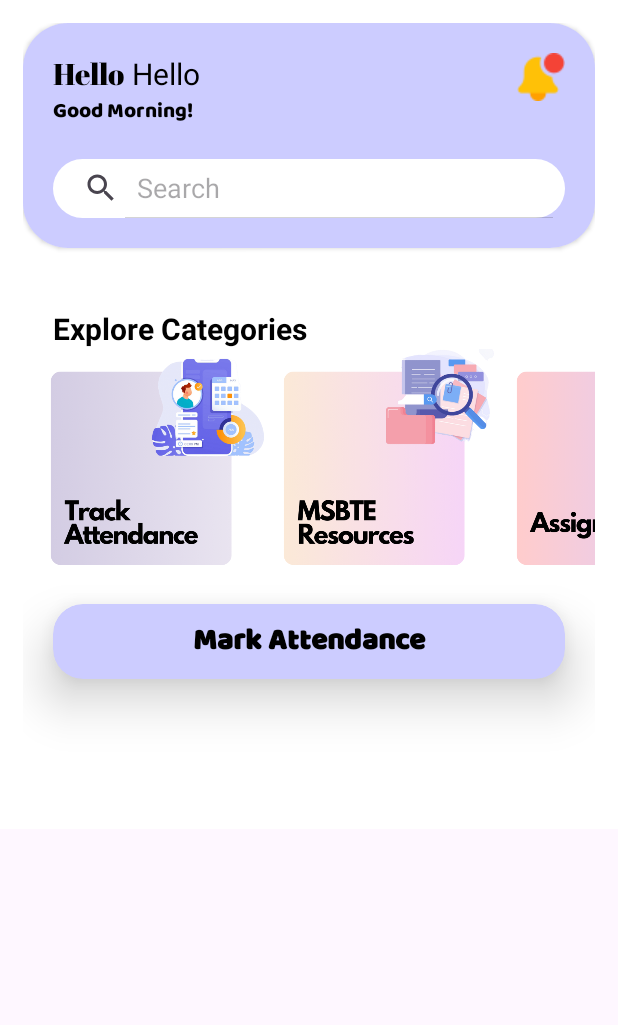
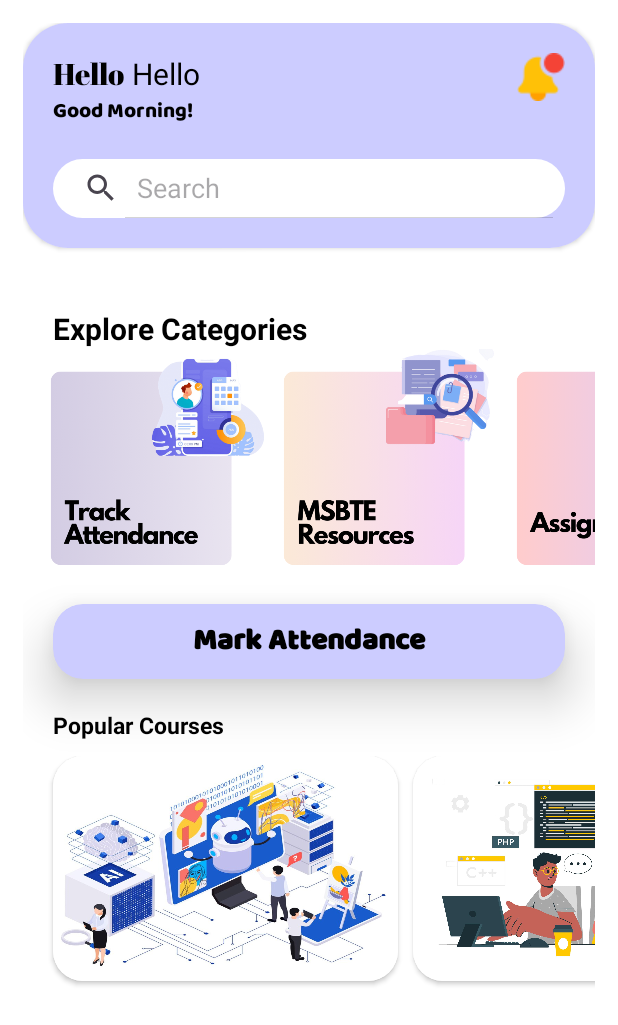
Before and after one commit to AtharvMane123/ClassSync, an Android app: the layout fragment_home.xml on its own in the app's theme, with its tools: preview values and no code run, on a phone screen of 412 x 824 dp. Shown: the top 1025 px of the screen. Run offline under Robolectric (Android 15) with nearby library versions, the phone set to English and light mode, and no system bars; Roboto replaces fonts that are not available here.

Commit message:
2nd commit

```diff
--- a/app/src/main/java/Home_Fragments/MsbteResources_Fragement.java
+++ b/app/src/main/java/Home_Fragments/MsbteResources_Fragement.java
@@ -33,10 +33,12 @@ Spinner sem,sub;
 //     QuestionPapers=root.findViewById(R.id.QuestionPapers_cardview);
         sem = root.findViewById(R.id.Spinner_Sem);
         sub = root.findViewById(R.id.Spinner_subject);
+
         sem.setAdapter(setCustomAdapter(R.array.Select_Sem));
         sem.setOnItemSelectedListener(new AdapterView.OnItemSelectedListener() {
             @Override
             public void onItemSelected(AdapterView<?> adapterView, View view, int i, long l) {
+
                 if(Objects.equals(adapterView.getItemAtPosition(i).toString(), "1st Semester")){
                     sub.setAdapter(setCustomAdapter(R.array.Sem_1));
                 }
@@ -198,7 +200,7 @@ Spinner sem,sub;
         ArrayAdapter<CharSequence> adapter = ArrayAdapter.createFromResource(
                 getActivity(),
                 array,
-                android.R.layout.simple_spinner_item
+                R.layout.simple_spinner_item
         );
         adapter.setDropDownViewResource(android.R.layout.simple_spinner_dropdown_item);
         return adapter;
--- a/app/src/main/java/com/class_sync/HomeFragment.java
+++ b/app/src/main/java/com/class_sync/HomeFragment.java
@@ -75,7 +75,6 @@ public class HomeFragment extends Fragment  {
     IntentFilter writingTagFilter;
     PendingIntent pendingIntent;
     Tag mytag;
-
     View customDialogView;
     Button NFC;
     Context context;
--- a/app/src/main/java/com/class_sync/HomeScreen.java
+++ b/app/src/main/java/com/class_sync/HomeScreen.java
@@ -31,6 +31,8 @@ import com.google.android.gms.tasks.OnCompleteListener;
 import com.google.android.gms.tasks.Task;
 import com.google.android.material.card.MaterialCardView;
 
+import Home_Fragments.EbookFragments;
+import Online_Courses.OnlineCourse_Home_Fragment;
 import kotlin.Unit;
 import kotlin.jvm.functions.Function1;
 
@@ -83,11 +85,12 @@ MaterialCardView assignments,attendance,groupChatting,askChatGpt;
                 getSupportFragmentManager().beginTransaction().addToBackStack("").replace(R.id.frame,new HomeFragment()).commit();
                 break;
             case 2:
-                getSupportFragmentManager().beginTransaction().addToBackStack("").replace(R.id.frame,new MessengerFragment()).commit();
+                getSupportFragmentManager().beginTransaction().addToBackStack("").replace(R.id.frame,new EbookFragments()).commit();
 
                 break;
             case 3:
-                Toast.makeText(HomeScreen.this, "UpComing Fragment", Toast.LENGTH_SHORT).show();
+                getSupportFragmentManager().beginTransaction().addToBackStack("").replace(R.id.frame,new OnlineCourse_Home_Fragment()).commit();
+
                 break;
             case 4:
                 getSupportFragmentManager().beginTransaction().addToBackStack("").replace(R.id.frame,new UserFragment()).commit();
--- a/app/src/main/res/layout/fragment_home.xml
+++ b/app/src/main/res/layout/fragment_home.xml
@@ -22,6 +22,8 @@
             <LinearLayout
                 android:layout_width="match_parent"
                 android:layout_height="match_parent"
+                android:paddingBottom="50dp"
+
                 android:orientation="vertical">
 
                 <androidx.cardview.widget.CardView
@@ -216,11 +218,82 @@
                         />
                 </androidx.cardview.widget.CardView>
 
+                <TextView
+                    android:layout_width="wrap_content"
+                    android:layout_height="wrap_content"
+                    android:text="Popular Courses"
+                    android:textStyle="bold"
+                    android:layout_marginLeft="20dp"
+                    android:layout_marginTop="20dp"
+                    android:textSize="15dp"
+                    android:textColor="@color/black"
+                    />
+                <HorizontalScrollView
+                    android:layout_width="match_parent"
+                    android:layout_height="wrap_content"
+                    android:scrollbars="none"
+                    >
+                    <LinearLayout
+                        android:layout_width="match_parent"
+                        android:layout_height="wrap_content"
+                        android:padding="10dp"
+                        android:orientation="horizontal"
+                        >
+                        <androidx.cardview.widget.CardView
+                            android:layout_width="230dp"
+                            android:layout_height="150dp"
+                            android:layout_marginLeft="10dp"
+                            android:layout_marginBottom="10dp"
+                            app:cardCornerRadius="20dp"
+                            >
+                            <ImageView
+                                android:layout_width="match_parent"
+                                android:layout_height="match_parent"
+                                android:src="@drawable/popular_ai_machine_learning"
+                                android:scaleType="fitXY"
+                                />
+                        </androidx.cardview.widget.CardView>
+
+
+                        <androidx.cardview.widget.CardView
+                            android:layout_width="230dp"
+                            android:layout_height="150dp"
+                            android:layout_marginLeft="10dp"
+                            android:layout_marginBottom="10dp"
+                            app:cardCornerRadius="20dp"
+
+                            >
+                            <ImageView
+                                android:layout_width="match_parent"
+                                android:layout_height="match_parent"
+                                android:src="@drawable/popular_coding_course"
+                                android:scaleType="fitXY"
+                                />
+                        </androidx.cardview.widget.CardView>
+
+                        <androidx.cardview.widget.CardView
+                            android:layout_width="230dp"
+                            android:layout_height="150dp"
+                            android:layout_marginLeft="20dp"
+                            android:layout_marginBottom="10dp"
+                            app:cardCornerRadius="20dp"
+                            >
+                            <ImageView
+                                android:layout_width="match_parent"
+                                android:layout_height="match_parent"
+                                android:src="@drawable/popular_ai_machine_learning"
+                                android:scaleType="fitXY"
+                                />
+                        </androidx.cardview.widget.CardView>
+
+                    </LinearLayout>
+                </HorizontalScrollView>
+
                 <Button
                     android:id="@+id/ScanNFc"
                     android:layout_width="200dp"
                     android:layout_height="50dp"
-                    android:visibility="invisible"
+                    android:visibility="gone"
                     android:layout_gravity="center_horizontal"
                     android:layout_marginTop="50dp"
                     android:text="scan NFC" />
--- a/app/src/main/res/layout/fragment_msbte_resources__fragement.xml
+++ b/app/src/main/res/layout/fragment_msbte_resources__fragement.xml
@@ -24,6 +24,7 @@
                 <TextView
                     android:textSize="20dp"
                     android:layout_width="wrap_content"
+                    android:textColor="@color/black"
                     android:layout_height="wrap_content"
                     android:text="SEARCH QUESTION PAPERS"
                     android:textStyle="bold"
--- /dev/null
+++ b/app/src/main/res/layout/simple_spinner_item.xml
@@ -0,0 +1,10 @@
+<?xml version="1.0" encoding="utf-8"?>
+<TextView xmlns:android="http://schemas.android.com/apk/res/android"
+    android:layout_width="match_parent"
+    android:layout_height="wrap_content"
+    android:fontFamily="@font/baloo"
+    android:gravity="left"
+    android:padding="5dip"
+    android:text="Hello"
+    android:textColor="#000000"
+    android:textSize="20sp" />
```
Also changed, not shown: app/src/main/res/drawable/popular_ai_machine_learning.jpg (added), app/src/main/res/drawable/popular_coding_course.jpg (added).
